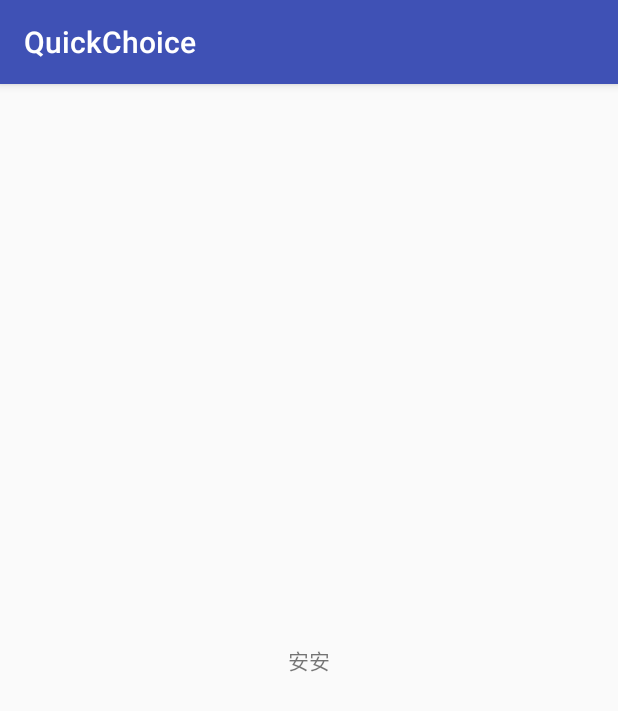
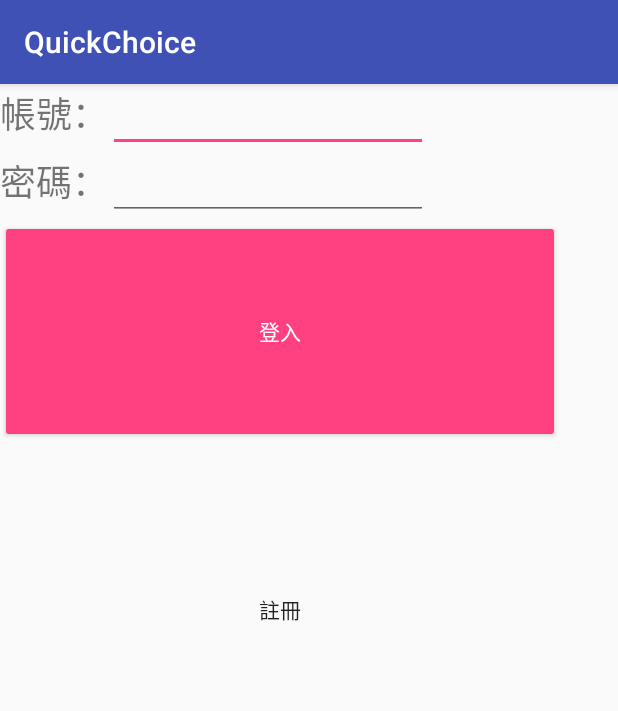
Before and after one commit to skypc785308/QuickChoice, an Android app: the screen it shows after launch (MainActivity), on a phone screen of 412 x 824 dp. Shown: the top 711 px of the screen. Run offline under Robolectric (Android 15) with nearby library versions, the phone set to English and light mode, and no system bars.

Commit message:
增加登入介面

```diff
--- a/app/src/main/res/layout/activity_main.xml
+++ b/app/src/main/res/layout/activity_main.xml
@@ -4,15 +4,90 @@
     xmlns:tools="http://schemas.android.com/tools"
     android:layout_width="match_parent"
     android:layout_height="match_parent"
-    tools:context="com.mis.ncyu.quickchoice.MainActivity">
+    tools:context="com.mis.ncyu.quickchoice.MainActivity"
+    tools:layout_editor_absoluteY="81dp"
+    tools:layout_editor_absoluteX="0dp">
 
-    <TextView
-        android:layout_width="wrap_content"
-        android:layout_height="wrap_content"
-        android:text="安安"
-        app:layout_constraintBottom_toBottomOf="parent"
-        app:layout_constraintLeft_toLeftOf="parent"
-        app:layout_constraintRight_toRightOf="parent"
-        app:layout_constraintTop_toTopOf="parent" />
+    <LinearLayout
+        android:layout_width="373dp"
+        android:layout_height="461dp"
+        android:orientation="vertical"
+        android:id="@+id/linearLayout"
+        tools:layout_editor_absoluteY="8dp"
+        tools:layout_editor_absoluteX="7dp">
+
+        <LinearLayout
+            android:layout_width="wrap_content"
+            android:layout_height="wrap_content"
+            android:orientation="horizontal"
+            tools:layout_editor_absoluteX="2dp"
+            tools:layout_editor_absoluteY="39dp">
+
+            <TextView
+                android:id="@+id/textView"
+                android:layout_width="wrap_content"
+                android:layout_height="wrap_content"
+                android:text="帳號："
+                android:textSize="24sp"
+                tools:ignore="MissingConstraints"
+                tools:layout_editor_absoluteX="43dp"
+                tools:layout_editor_absoluteY="123dp" />
+
+            <EditText
+                android:id="@+id/editText3"
+                android:layout_width="wrap_content"
+                android:layout_height="wrap_content"
+                android:ems="10"
+                android:inputType="textPersonName"
+                tools:layout_editor_absoluteX="144dp"
+                tools:layout_editor_absoluteY="66dp" />
+        </LinearLayout>
+
+        <LinearLayout
+            android:layout_width="wrap_content"
+            android:layout_height="wrap_content"
+            android:orientation="horizontal">
+
+            <TextView
+                android:id="@+id/textView2"
+                android:layout_width="wrap_content"
+                android:layout_height="wrap_content"
+                android:text="密碼："
+                android:textSize="24sp"
+                tools:layout_editor_absoluteX="43dp"
+                tools:layout_editor_absoluteY="197dp" />
+
+            <EditText
+                android:id="@+id/editText4"
+                android:layout_width="match_parent"
+                android:layout_height="wrap_content"
+                android:ems="10"
+                android:inputType="textPassword"
+                tools:layout_editor_absoluteX="115dp"
+                tools:layout_editor_absoluteY="190dp" />
+
+        </LinearLayout>
+
+        <Button
+            android:id="@+id/button"
+            style="@style/Widget.AppCompat.Button.Colored"
+            android:layout_width="match_parent"
+            android:layout_height="wrap_content"
+            android:layout_weight="0.58"
+            android:text="登入"
+            tools:layout_editor_absoluteX="105dp"
+            tools:layout_editor_absoluteY="298dp" />
+
+        <Button
+            android:id="@+id/button2"
+            style="@style/Widget.AppCompat.Button.Borderless"
+            android:layout_width="match_parent"
+            android:layout_height="wrap_content"
+            android:layout_weight="1"
+            android:text="註冊"
+            tools:layout_editor_absoluteX="137dp"
+            tools:layout_editor_absoluteY="380dp" />
+
+    </LinearLayout>
 
 </android.support.constraint.ConstraintLayout>
```
